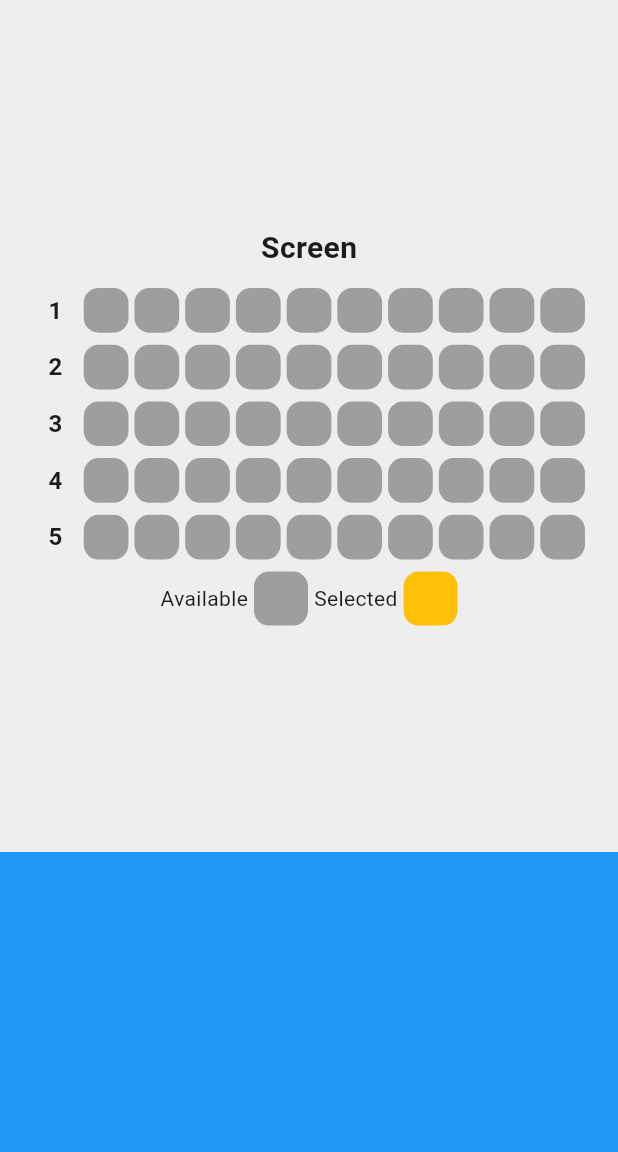
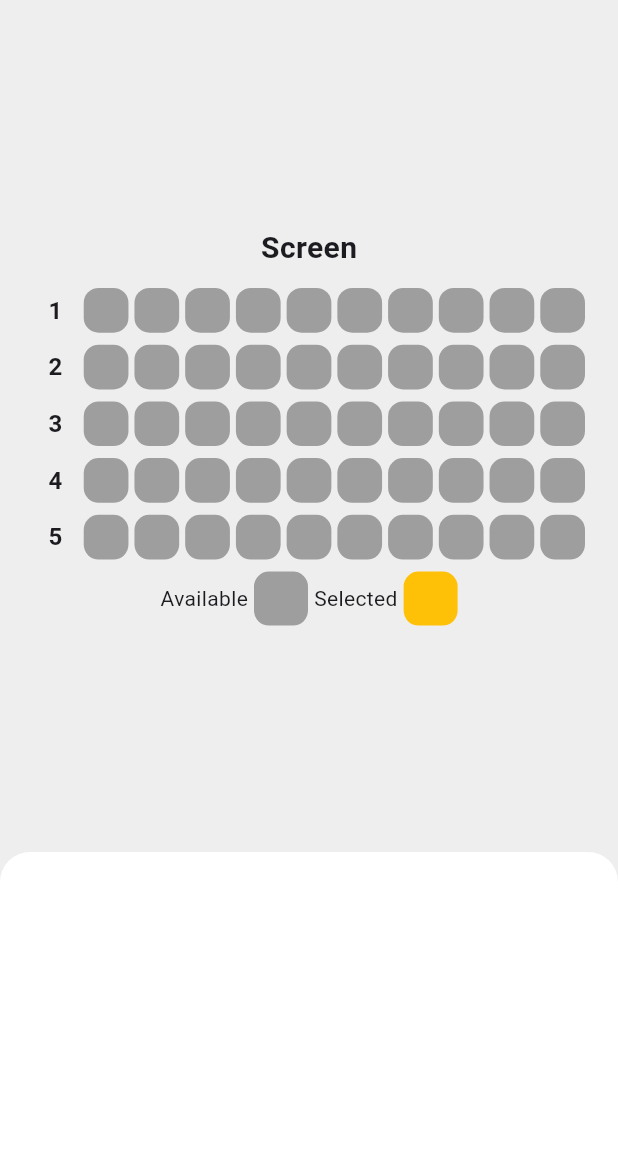
Before and after one commit to seoyeon-haru/flutter_seat_app, a Flutter app: the screen it shows after launch, on a phone screen of 412 x 824 dp, the part 84-1236 px from its top. Run offline on Flutter 3.47's test engine with Material 3 defaults, Android fonts, the phone set to English and light mode, and no system bars.

Commit message:
Wrap content in Container with top rounded corners

```diff
--- a/lib/seat_bottom.dart
+++ b/lib/seat_bottom.dart
@@ -3,10 +3,13 @@ import 'package:flutter/material.dart';
 class SeatBottom extends StatelessWidget {
   @override
   Widget build(BuildContext context) {
-  return Container(
-    height: 200,
-    color: Colors.blue,
-  );
+    return Container(
+      height: 200,
+      decoration: BoxDecoration(
+          color: Colors.white,
+          borderRadius: BorderRadius.vertical(
+            top: Radius.circular(20),
+          )),
+    );
   }
-
 }
```
